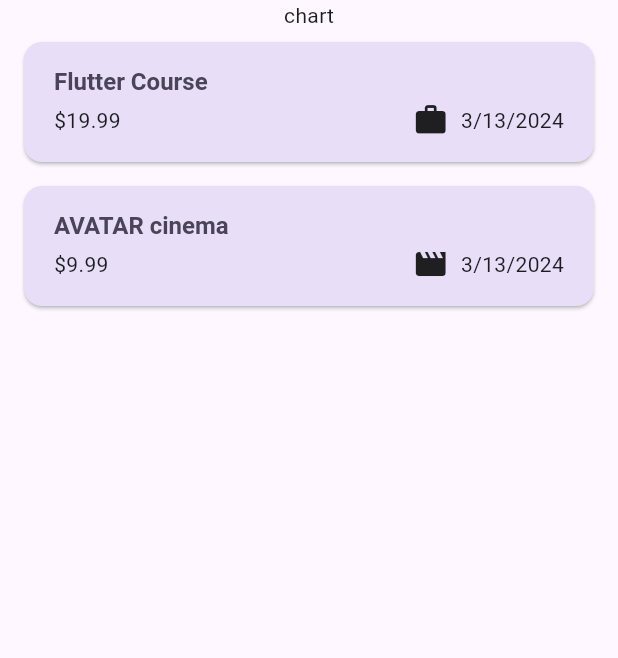
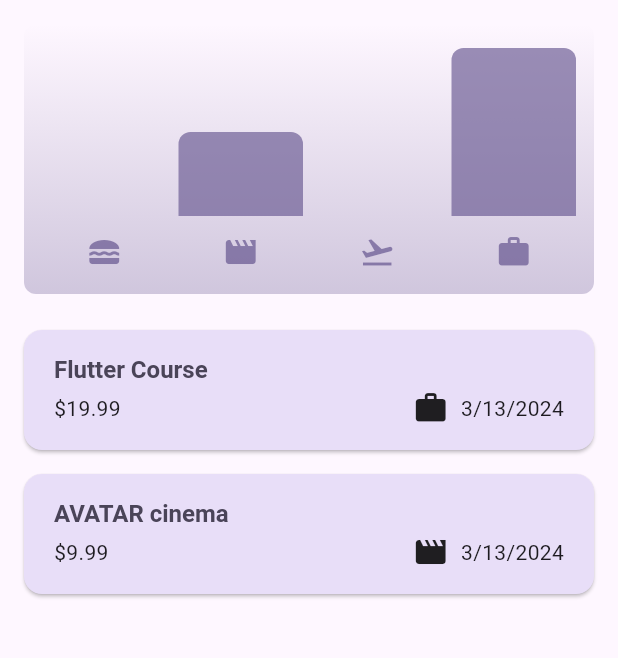
Before and after one commit to never47/flutter-expense-tracker, a Flutter app: the screen it shows after launch, on a phone screen of 412 x 824 dp, the part 84-742 px from its top. Run offline on Flutter 3.47's test engine with Material 3 defaults, Android fonts, the phone set to English and light mode, and no system bars.

Commit message:
add: chart stuff

```diff
--- a/lib/main.dart
+++ b/lib/main.dart
@@ -5,9 +5,30 @@ var kColorScheme = ColorScheme.fromSeed(
   seedColor: const Color.fromARGB(255, 96, 59, 181),
 );
 
+var kDarkColorScheme = ColorScheme.fromSeed(
+  brightness: Brightness.dark,
+  seedColor: const Color.fromARGB(255, 5, 99, 125),
+);
+
 void main() {
   return runApp(
     MaterialApp(
+      darkTheme: ThemeData.dark().copyWith(
+        colorScheme: kDarkColorScheme,
+        cardTheme: const CardTheme().copyWith(
+          color: kDarkColorScheme.secondaryContainer,
+          margin: const EdgeInsets.symmetric(
+            horizontal: 16,
+            vertical: 8,
+          ),
+        ),
+        elevatedButtonTheme: ElevatedButtonThemeData(
+          style: ElevatedButton.styleFrom(
+            backgroundColor: kDarkColorScheme.primaryContainer,
+            foregroundColor: kDarkColorScheme.onPrimaryContainer,
+          ),
+        ),
+      ),
       theme: ThemeData().copyWith(
         colorScheme: kColorScheme,
         appBarTheme: const AppBarTheme().copyWith(
@@ -34,6 +55,7 @@ void main() {
               ),
             ),
       ),
+      themeMode: ThemeMode.system,
       home: const Expenses(),
     ),
   );
--- a/lib/models/expense.dart
+++ b/lib/models/expense.dart
@@ -1,3 +1,5 @@
+import 'dart:math';
+
 import 'package:uuid/uuid.dart';
 import 'package:flutter/material.dart';
 import 'package:intl/intl.dart';
@@ -33,3 +35,28 @@ class Expense {
     return formatter.format(date);
   }
 }
+
+class ExpenseBucket {
+  const ExpenseBucket({
+    required this.category,
+    required this.expenses,
+  });
+
+  ExpenseBucket.forCategory(List<Expense> allExpenses, this.category)
+      : expenses = allExpenses
+            .where((expense) => expense.category == category)
+            .toList();
+
+  final Category category;
+  final List<Expense> expenses;
+
+  double get totalExpenses {
+    double sum = 0;
+
+    for (final expense in expenses) {
+      sum += expense.amount;
+    }
+
+    return sum;
+  }
+}
--- /dev/null
+++ b/lib/widgets/chart/chart.dart
@@ -0,0 +1,95 @@
+import 'package:flutter/material.dart';
+
+import 'package:expense_tracker/widgets/chart/chart_bar.dart';
+import 'package:expense_tracker/models/expense.dart';
+
+class Chart extends StatelessWidget {
+  const Chart({super.key, required this.expenses});
+
+  final List<Expense> expenses;
+
+  List<ExpenseBucket> get buckets {
+    return [
+      ExpenseBucket.forCategory(expenses, Category.food),
+      ExpenseBucket.forCategory(expenses, Category.leisure),
+      ExpenseBucket.forCategory(expenses, Category.travel),
+      ExpenseBucket.forCategory(expenses, Category.work),
+    ];
+  }
+
+  double get maxTotalExpense {
+    double maxTotalExpense = 0;
+
+    for (final bucket in buckets) {
+      if (bucket.totalExpenses > maxTotalExpense) {
+        maxTotalExpense = bucket.totalExpenses;
+      }
+    }
+
+    return maxTotalExpense;
+  }
+
+  @override
+  Widget build(BuildContext context) {
+    final isDarkMode =
+        MediaQuery.of(context).platformBrightness == Brightness.dark;
+    return Container(
+      margin: const EdgeInsets.all(16),
+      padding: const EdgeInsets.symmetric(
+        vertical: 16,
+        horizontal: 8,
+      ),
+      width: double.infinity,
+      height: 180,
+      decoration: BoxDecoration(
+        borderRadius: BorderRadius.circular(8),
+        gradient: LinearGradient(
+          colors: [
+            Theme.of(context).colorScheme.primary.withOpacity(0.3),
+            Theme.of(context).colorScheme.primary.withOpacity(0.0)
+          ],
+          begin: Alignment.bottomCenter,
+          end: Alignment.topCenter,
+        ),
+      ),
+      child: Column(
+        children: [
+          Expanded(
+            child: Row(
+              crossAxisAlignment: CrossAxisAlignment.end,
+              children: [
+                for (final bucket in buckets) // alternative to map()
+                  ChartBar(
+                    fill: bucket.totalExpenses == 0
+                        ? 0
+                        : bucket.totalExpenses / maxTotalExpense,
+                  )
+              ],
+            ),
+          ),
+          const SizedBox(height: 12),
+          Row(
+            children: buckets
+                .map(
+                  (bucket) => Expanded(
+                    child: Padding(
+                      padding: const EdgeInsets.symmetric(horizontal: 4),
+                      child: Icon(
+                        categoryIcons[bucket.category],
+                        color: isDarkMode
+                            ? Theme.of(context).colorScheme.secondary
+                            : Theme.of(context)
+                                .colorScheme
+                                .primary
+                                .withOpacity(0.7),
+                      ),
+                    ),
+                  ),
+                )
+                .toList(),
+          )
+        ],
+      ),
+    );
+  }
+}
--- /dev/null
+++ b/lib/widgets/chart/chart_bar.dart
@@ -0,0 +1,34 @@
+import 'package:flutter/material.dart';
+
+class ChartBar extends StatelessWidget {
+  const ChartBar({
+    super.key,
+    required this.fill,
+  });
+
+  final double fill;
+
+  @override
+  Widget build(BuildContext context) {
+    final isDarkMode =
+        MediaQuery.of(context).platformBrightness == Brightness.dark;
+    return Expanded(
+      child: Padding(
+        padding: const EdgeInsets.symmetric(horizontal: 4),
+        child: FractionallySizedBox(
+          heightFactor: fill,
+          child: DecoratedBox(
+            decoration: BoxDecoration(
+              shape: BoxShape.rectangle,
+              borderRadius:
+                  const BorderRadius.vertical(top: Radius.circular(8)),
+              color: isDarkMode
+                  ? Theme.of(context).colorScheme.secondary
+                  : Theme.of(context).colorScheme.primary.withOpacity(0.65),
+            ),
+          ),
+        ),
+      ),
+    );
+  }
+}
--- a/lib/widgets/expenses.dart
+++ b/lib/widgets/expenses.dart
@@ -2,6 +2,7 @@ import 'package:expense_tracker/widgets/expenses_list/expenses_list.dart';
 import 'package:expense_tracker/widgets/new_expense.dart';
 import 'package:flutter/material.dart';
 import 'package:expense_tracker/models/expense.dart';
+import 'package:expense_tracker/widgets/chart/chart.dart';
 
 class Expenses extends StatefulWidget {
   const Expenses({super.key});
@@ -92,7 +93,9 @@ class _ExpensesState extends State<Expenses> {
       ),
       body: Column(
         children: [
-          const Text('chart'),
+          Chart(
+            expenses: _registeredExpenses,
+          ),
           Expanded(child: mainContent),
         ],
       ),
```
